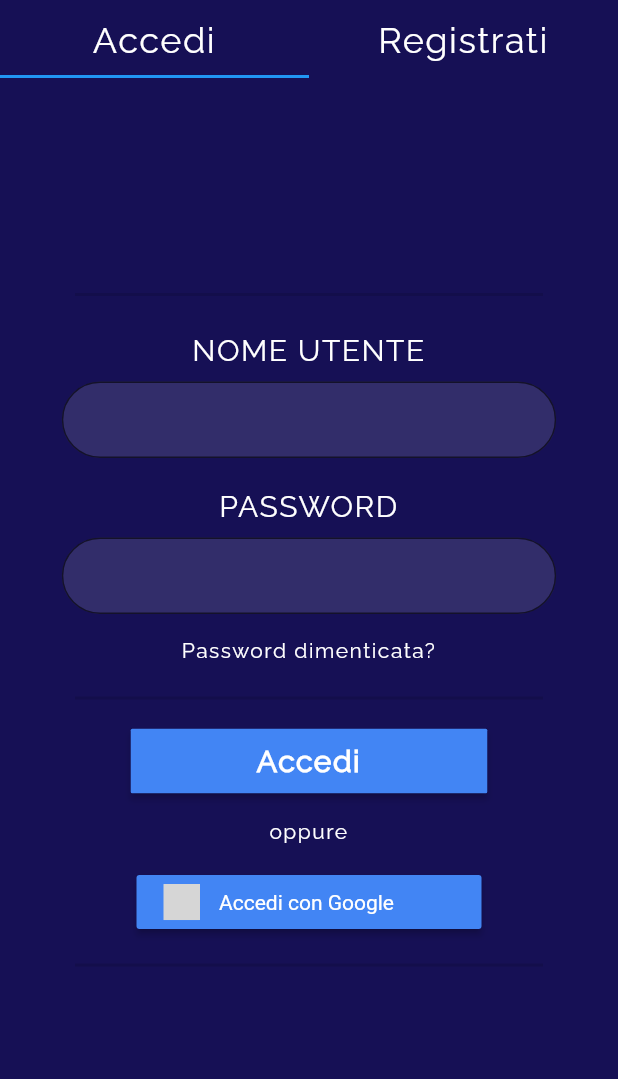
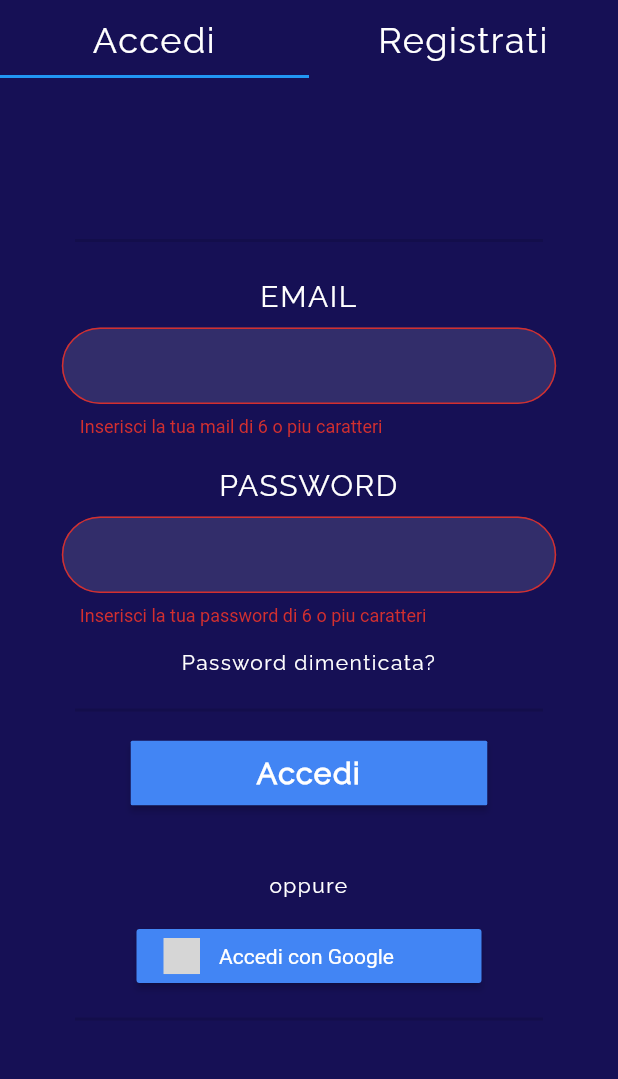
Before and after one commit to renzoproietti/gestionale-chalet, a Flutter app: the screen it shows after launch, after a tap on "Accedi", on a phone screen of 412 x 824 dp, the part 78-1157 px from its top. Run offline on Flutter 3.47's test engine with Material 2 defaults, Android fonts, the phone set to English and light mode, and no system bars; our stand-ins replace firebase_auth, firebase_core, flutter_signin_button, font_awesome_flutter, google_sign_in, syncfusion_flutter_datepicker; accounts and stored records are empty; generated files the repository leaves out were written again; grey boxes are pictures that could not be loaded.

Commit message:
fix sezione accedi

```diff
--- a/lib/authentication/sign_in.dart
+++ b/lib/authentication/sign_in.dart
@@ -25,11 +25,14 @@ class SignIn extends StatefulWidget {
 
 class _SignInState extends State<SignIn> with TickerProviderStateMixin {
   //LOGIN
-  String nomeutente = "";
+  String errorlogin = "";
+  String emaillogin = "";
   String pswlogin = "";
   final AuthService _authlogin = AuthService();
+  final _formKeylogin = GlobalKey<FormState>();
 
-  //REGISTER
+
+  String error = "";
   String nome = "";
   String cognome = "";
   String email = "";
@@ -105,7 +108,9 @@ class _SignInState extends State<SignIn> with TickerProviderStateMixin {
       body: TabBarView(
         controller: _tabController,
         children: [
-          Column(
+          Form(
+            key : _formKeylogin,
+            child: Column(
               mainAxisAlignment: MainAxisAlignment.center,
               mainAxisSize: MainAxisSize.max,
               children: [
@@ -119,13 +124,16 @@ class _SignInState extends State<SignIn> with TickerProviderStateMixin {
                   endIndent: 50,
                 ),
                 const Padding(padding: EdgeInsets.only(top: 15)),
-              createText(AppLocalizations.of(context)!.nomeutente.toUpperCase(),
+                createText(AppLocalizations.of(context)!.email.toUpperCase(),
                     size: 20),
                 const Padding(padding: EdgeInsets.only(top: 10)),
                 SizedBox(
                   child: TextFormField(
+                    validator: (value) => value!.length < 1
+                        ? 'Inserisci la tua mail di 6 o piu caratteri'
+                        : null,
                     onChanged: (value) {
-                    setState(() => nomeutente = value);
+                      setState(() => email = value);
                     },
                     decoration: const InputDecoration(
                         border: OutlineInputBorder(
@@ -142,8 +150,11 @@ class _SignInState extends State<SignIn> with TickerProviderStateMixin {
                 createText(AppLocalizations.of(context)!.password.toUpperCase(),
                     size: 20),
                 const Padding(padding: EdgeInsets.only(top: 10)),
-              SizedBox(
+                Container(
                   child: TextFormField(
+                    validator: (value) => value!.length < 1
+                        ? 'Inserisci la tua password di 6 o piu caratteri'
+                        : null,
                     onChanged: (value) {
                       setState(() => pswlogin = value);
                     },
@@ -183,11 +194,20 @@ class _SignInState extends State<SignIn> with TickerProviderStateMixin {
                             horizontal: MediaQuery.of(context).size.width / 4.9,
                             vertical: 10)),
                     onPressed: () async {
-                    print(nomeutente);
-                    print(pswlogin);
-                  },
+                      if (_formKeylogin.currentState!.validate()) {
+                        dynamic result = await _authlogin.signIn(email: emaillogin, password: pswlogin);
+                        if(result == null){
+                          setState(() {
+                            error = 'non è stato possibile accedere con queste credenziali';
+                          });
+                        }
+                      }},
                     child: createText(AppLocalizations.of(context)!.accedi,
                         size: 20, weight: FontWeight.bold)),
+                SizedBox(height: 12.0),
+                Text(error,
+                  style: const TextStyle(color: Colors.red, fontSize: 14.0),
+                ),
                 const Padding(padding: EdgeInsets.only(top: 15)),
                 createText('oppure', size: 14),
                 const Padding(padding: EdgeInsets.only(top: 15)),
@@ -204,6 +224,7 @@ class _SignInState extends State<SignIn> with TickerProviderStateMixin {
                   endIndent: 50,
                 )
               ],
+            ),
           ),
           Form(
             key: _formKey,
```
Lines whose indentation alone changed are shown as unchanged.
